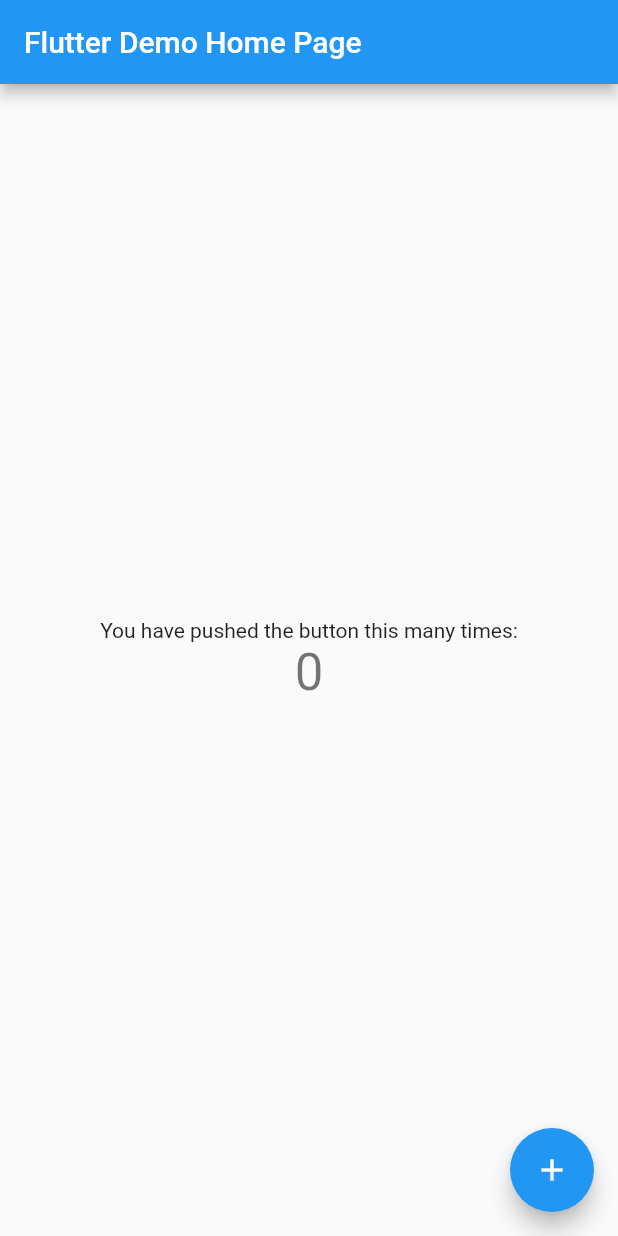
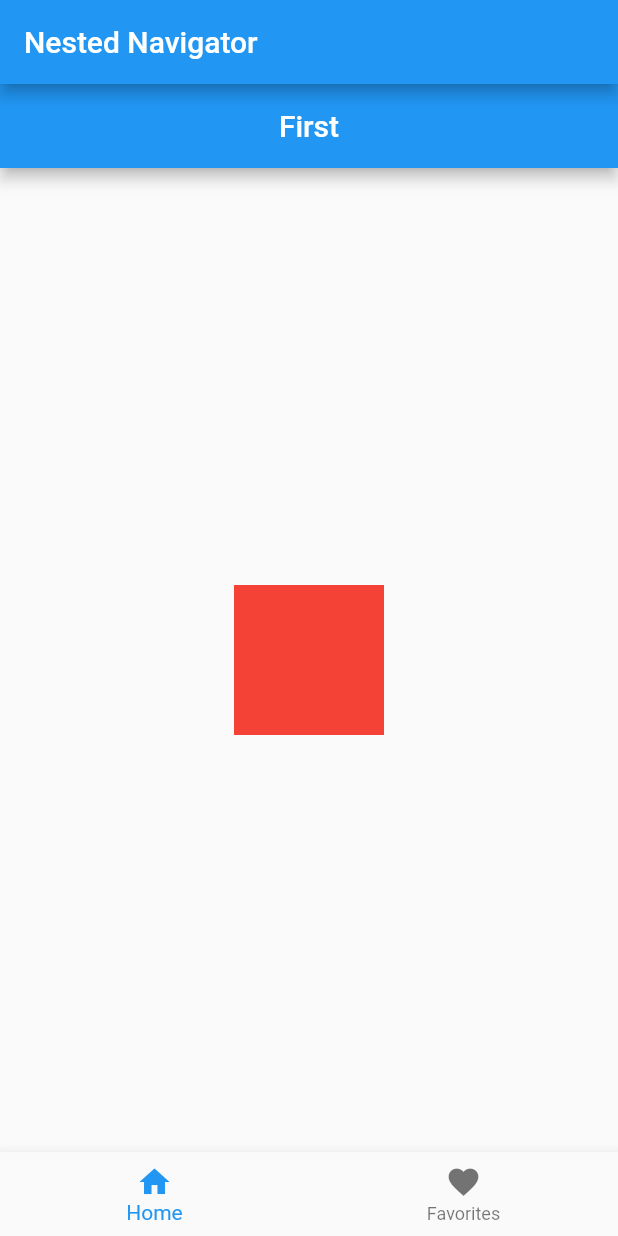
Before and after one commit to JamieLee0510/flutter_tap-navigation-demo, a Flutter app: the screen it shows after launch, on a phone screen of 412 x 824 dp. Run offline on Flutter 3.47's test engine with Material 2 defaults, Android fonts, the phone set to English and light mode, and no system bars.

Commit message:
UPDATE: testing bottomNavigationBar

```diff
--- /dev/null
+++ b/lib/layout/basicLayout.dart
@@ -0,0 +1,17 @@
+import 'package:flutter/material.dart';
+
+class BasicLayout extends StatelessWidget {
+  final Widget? bodyWidget;
+  final String? title;
+  const BasicLayout({Key? key, this.title, this.bodyWidget}) : super(key: key);
+
+  @override
+  Widget build(BuildContext context) {
+    return Scaffold(
+        appBar: AppBar(
+          centerTitle: true,
+          title: Text(title!),
+        ),
+        body: bodyWidget);
+  }
+}
--- a/lib/main.dart
+++ b/lib/main.dart
@@ -1,4 +1,7 @@
 import 'package:flutter/material.dart';
+import 'package:tap_natigation_demo/layout/basicLayout.dart';
+import 'package:tap_natigation_demo/pages/first.dart';
+import 'package:tap_natigation_demo/pages/second.dart';
 
 void main() {
   runApp(MyApp());
@@ -11,15 +14,6 @@
     return MaterialApp(
       title: 'Flutter Demo',
       theme: ThemeData(
-        // This is the theme of your application.
-        //
-        // Try running your application with "flutter run". You'll see the
-        // application has a blue toolbar. Then, without quitting the app, try
-        // changing the primarySwatch below to Colors.green and then invoke
-        // "hot reload" (press "r" in the console where you ran "flutter run",
-        // or simply save your changes to "hot reload" in a Flutter IDE).
-        // Notice that the counter didn't reset back to zero; the application
-        // is not restarted.
         primarySwatch: Colors.blue,
       ),
       home: MyHomePage(title: 'Flutter Demo Home Page'),
@@ -30,84 +24,50 @@
 class MyHomePage extends StatefulWidget {
   MyHomePage({Key? key, required this.title}) : super(key: key);
 
-  // This widget is the home page of your application. It is stateful, meaning
-  // that it has a State object (defined below) that contains fields that affect
-  // how it looks.
-
-  // This class is the configuration for the state. It holds the values (in this
-  // case the title) provided by the parent (in this case the App widget) and
-  // used by the build method of the State. Fields in a Widget subclass are
-  // always marked "final".
-
   final String title;
 
   @override
   _MyHomePageState createState() => _MyHomePageState();
 }
 
-class _MyHomePageState extends State<MyHomePage> {
-  int _counter = 0;
+class _MyHomePageState extends State<MyHomePage>
+    with SingleTickerProviderStateMixin {
+  late final TabController _tabController;
 
-  void _incrementCounter() {
+//Store this globally
+  final GlobalKey<NavigatorState> _navKey = GlobalKey<NavigatorState>();
+
+  int _currentIndex = 0;
+  final List<Widget> _children = [FirstPage(), SecondPage()];
+
+  @override
+  void initState() {
+    _tabController = TabController(length: 2, vsync: this);
+    super.initState();
+  }
+
+  void onTabTapped(int index) {
     setState(() {
-      // This call to setState tells the Flutter framework that something has
-      // changed in this State, which causes it to rerun the build method below
-      // so that the display can reflect the updated values. If we changed
-      // _counter without calling setState(), then the build method would not be
-      // called again, and so nothing would appear to happen.
-      _counter++;
+      _currentIndex = index;
     });
   }
 
   @override
   Widget build(BuildContext context) {
-    // This method is rerun every time setState is called, for instance as done
-    // by the _incrementCounter method above.
-    //
-    // The Flutter framework has been optimized to make rerunning build methods
-    // fast, so that you can just rebuild anything that needs updating rather
-    // than having to individually change instances of widgets.
     return Scaffold(
       appBar: AppBar(
-        // Here we take the value from the MyHomePage object that was created by
-        // the App.build method, and use it to set our appbar title.
-        title: Text(widget.title),
+        title: Text('Nested Navigator'),
       ),
-      body: Center(
-        // Center is a layout widget. It takes a single child and positions it
-        // in the middle of the parent.
-        child: Column(
-          // Column is also a layout widget. It takes a list of children and
-          // arranges them vertically. By default, it sizes itself to fit its
-          // children horizontally, and tries to be as tall as its parent.
-          //
-          // Invoke "debug painting" (press "p" in the console, choose the
-          // "Toggle Debug Paint" action from the Flutter Inspector in Android
-          // Studio, or the "Toggle Debug Paint" command in Visual Studio Code)
-          // to see the wireframe for each widget.
-          //
-          // Column has various properties to control how it sizes itself and
-          // how it positions its children. Here we use mainAxisAlignment to
-          // center the children vertically; the main axis here is the vertical
-          // axis because Columns are vertical (the cross axis would be
-          // horizontal).
-          mainAxisAlignment: MainAxisAlignment.center,
-          children: <Widget>[
-            Text(
-              'You have pushed the button this many times:',
-            ),
-            Text(
-              '$_counter',
-              style: Theme.of(context).textTheme.headline4,
-            ),
-          ],
-        ),
+      bottomNavigationBar: BottomNavigationBar(
+        onTap: onTabTapped, // new
+        currentIndex: _currentIndex, // new
+        items: [
+          BottomNavigationBarItem(icon: Icon(Icons.home), label: 'Home'),
+          BottomNavigationBarItem(
+              icon: Icon(Icons.favorite), label: 'Favorites'),
+        ],
       ),
-      floatingActionButton: FloatingActionButton(
-        onPressed: _incrementCounter,
-        tooltip: 'Increment',
-        child: Icon(Icons.add),
-      ), // This trailing comma makes auto-formatting nicer for build methods.
+      body: _children[_currentIndex],
     );
   }
 }
--- /dev/null
+++ b/lib/pages/first.dart
@@ -0,0 +1,20 @@
+import 'package:flutter/material.dart';
+import 'package:tap_natigation_demo/layout/basicLayout.dart';
+
+class FirstPage extends StatelessWidget {
+  const FirstPage({Key? key}) : super(key: key);
+
+  @override
+  Widget build(BuildContext context) {
+    return BasicLayout(
+      title: "First",
+      bodyWidget: Center(
+        child: Container(
+          width: 100,
+          height: 100,
+          color: Colors.red,
+        ),
+      ),
+    );
+  }
+}
--- /dev/null
+++ b/lib/pages/second.dart
@@ -0,0 +1,20 @@
+import 'package:flutter/material.dart';
+import 'package:tap_natigation_demo/layout/basicLayout.dart';
+
+class SecondPage extends StatelessWidget {
+  const SecondPage({Key? key}) : super(key: key);
+
+  @override
+  Widget build(BuildContext context) {
+    return BasicLayout(
+      title: "Second",
+      bodyWidget: Center(
+        child: Container(
+          width: 100,
+          height: 100,
+          color: Colors.blue,
+        ),
+      ),
+    );
+  }
+}
```
Also changed, not shown: 1 other file.
